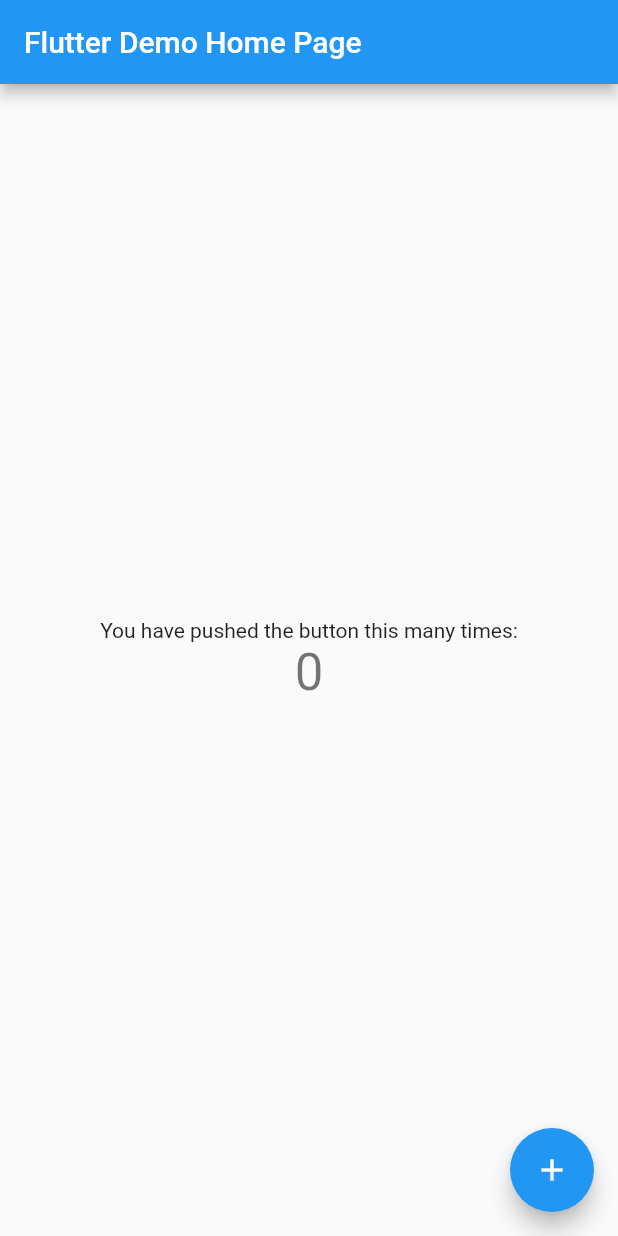
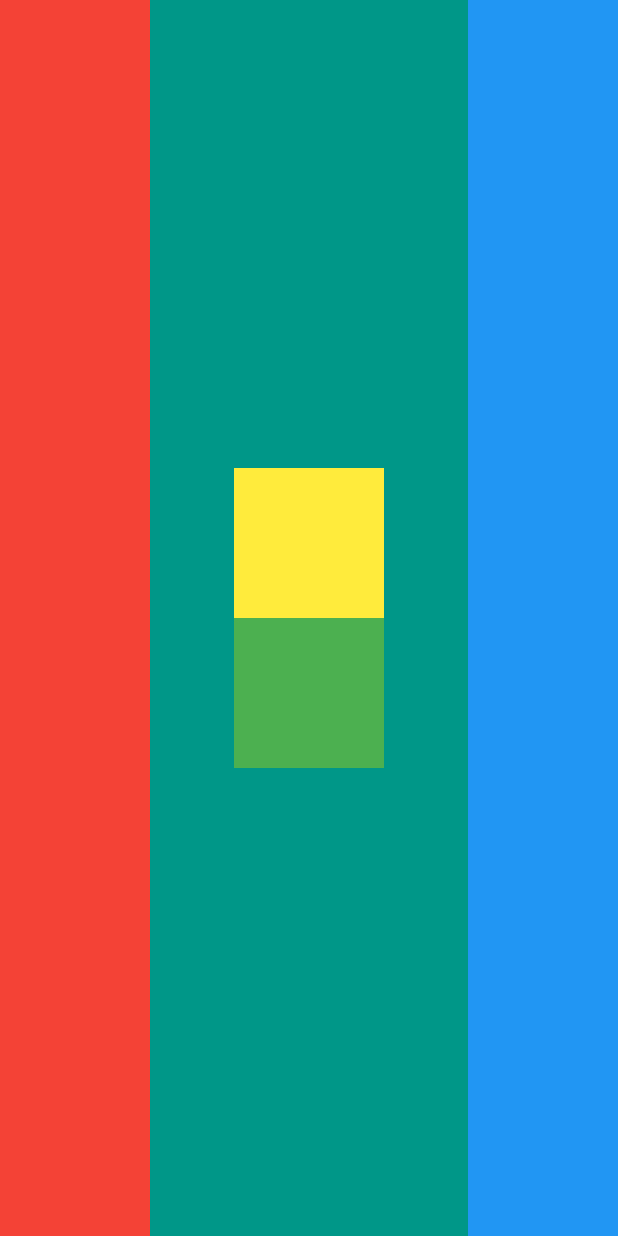
Before and after one commit to dawayfindr/Flutter-Apps, a Flutter app: the screen it shows after launch, on a phone screen of 412 x 824 dp. Run offline on Flutter 3.47's test engine with Material 2 defaults, Android fonts, the phone set to English and light mode, and no system bars.

Commit message:
layout challenge

```diff
--- a/Udemy-Bootcamp/widget-test/widget_test_app/lib/main.dart
+++ b/Udemy-Bootcamp/widget-test/widget_test_app/lib/main.dart
@@ -1,115 +1,40 @@
 import 'package:flutter/material.dart';
 
 void main() {
-  runApp(const MyApp());
-}
-
-class MyApp extends StatelessWidget {
-  const MyApp({Key? key}) : super(key: key);
-
-  // This widget is the root of your application.
-  @override
-  Widget build(BuildContext context) {
-    return MaterialApp(
-      title: 'Flutter Demo',
-      theme: ThemeData(
-        // This is the theme of your application.
-        //
-        // Try running your application with "flutter run". You'll see the
-        // application has a blue toolbar. Then, without quitting the app, try
-        // changing the primarySwatch below to Colors.green and then invoke
-        // "hot reload" (press "r" in the console where you ran "flutter run",
-        // or simply save your changes to "hot reload" in a Flutter IDE).
-        // Notice that the counter didn't reset back to zero; the application
-        // is not restarted.
-        primarySwatch: Colors.blue,
-      ),
-      home: const MyHomePage(title: 'Flutter Demo Home Page'),
-    );
-  }
-}
-
-class MyHomePage extends StatefulWidget {
-  const MyHomePage({Key? key, required this.title}) : super(key: key);
-
-  // This widget is the home page of your application. It is stateful, meaning
-  // that it has a State object (defined below) that contains fields that affect
-  // how it looks.
-
-  // This class is the configuration for the state. It holds the values (in this
-  // case the title) provided by the parent (in this case the App widget) and
-  // used by the build method of the State. Fields in a Widget subclass are
-  // always marked "final".
-
-  final String title;
-
-  @override
-  State<MyHomePage> createState() => _MyHomePageState();
-}
-
-class _MyHomePageState extends State<MyHomePage> {
-  int _counter = 0;
-
-  void _incrementCounter() {
-    setState(() {
-      // This call to setState tells the Flutter framework that something has
-      // changed in this State, which causes it to rerun the build method below
-      // so that the display can reflect the updated values. If we changed
-      // _counter without calling setState(), then the build method would not be
-      // called again, and so nothing would appear to happen.
-      _counter++;
-    });
-  }
-
-  @override
-  Widget build(BuildContext context) {
-    // This method is rerun every time setState is called, for instance as done
-    // by the _incrementCounter method above.
-    //
-    // The Flutter framework has been optimized to make rerunning build methods
-    // fast, so that you can just rebuild anything that needs updating rather
-    // than having to individually change instances of widgets.
-    return Scaffold(
-      appBar: AppBar(
-        // Here we take the value from the MyHomePage object that was created by
-        // the App.build method, and use it to set our appbar title.
-        title: Text(widget.title),
-      ),
-      body: Center(
-        // Center is a layout widget. It takes a single child and positions it
-        // in the middle of the parent.
-        child: Column(
-          // Column is also a layout widget. It takes a list of children and
-          // arranges them vertically. By default, it sizes itself to fit its
-          // children horizontally, and tries to be as tall as its parent.
-          //
-          // Invoke "debug painting" (press "p" in the console, choose the
-          // "Toggle Debug Paint" action from the Flutter Inspector in Android
-          // Studio, or the "Toggle Debug Paint" command in Visual Studio Code)
-          // to see the wireframe for each widget.
-          //
-          // Column has various properties to control how it sizes itself and
-          // how it positions its children. Here we use mainAxisAlignment to
-          // center the children vertically; the main axis here is the vertical
-          // axis because Columns are vertical (the cross axis would be
-          // horizontal).
-          mainAxisAlignment: MainAxisAlignment.center,
-          children: <Widget>[
-            const Text(
-              'You have pushed the button this many times:',
+  runApp(
+    MaterialApp(
+      home: Scaffold(
+        backgroundColor: Colors.teal,
+        body: Row(
+          mainAxisAlignment: MainAxisAlignment.spaceBetween,
+          crossAxisAlignment: CrossAxisAlignment.stretch,
+          children: [
+            Container(
+              width: 100,
+              color: Colors.red,
             ),
-            Text(
-              '$_counter',
-              style: Theme.of(context).textTheme.headline4,
+            Column(
+              mainAxisAlignment: MainAxisAlignment.center,
+              children: [
+                Container(
+                  width: 100,
+                  height: 100,
+                  color: Colors.yellow,
+                ),
+                Container(
+                  width: 100,
+                  height: 100,
+                  color: Colors.green,
+                )
+              ],
             ),
+            Container(
+              width: 100,
+              color: Colors.blue,
+            )
           ],
         ),
       ),
-      floatingActionButton: FloatingActionButton(
-        onPressed: _incrementCounter,
-        tooltip: 'Increment',
-        child: const Icon(Icons.add),
-      ), // This trailing comma makes auto-formatting nicer for build methods.
-    );
-  }
+    ),
+  );
 }
```
